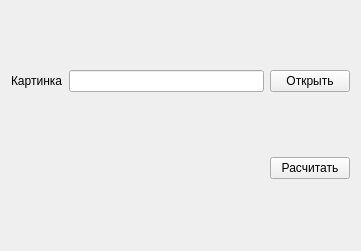
The window that ui/descriptorwidget.ui (massaraksh-yandex/thesis) describes before a commit, drawn with Qt 5.
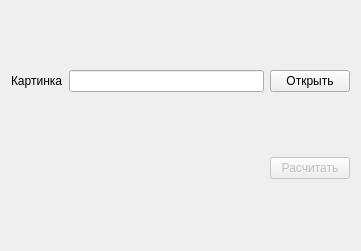
The same window after the commit.

```diff
--- a/ui/descriptorwidget.ui
+++ b/ui/descriptorwidget.ui
@@ -62,6 +62,9 @@
      </item>
      <item>
       <widget class="QPushButton" name="buttonCompute">
+       <property name="enabled">
+        <bool>false</bool>
+       </property>
        <property name="text">
         <string>Расчитать</string>
        </property>
```
